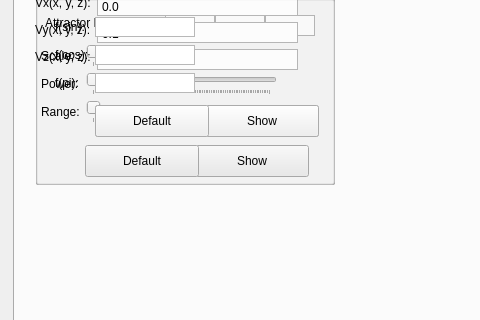
UMLComputerGraphics/GraphicsProject, file src/Qt/mainwindow.ui: the form before one commit; both pictures show x 0 to 480 and y 201 to 521 of the 627 by 683 pixel window.
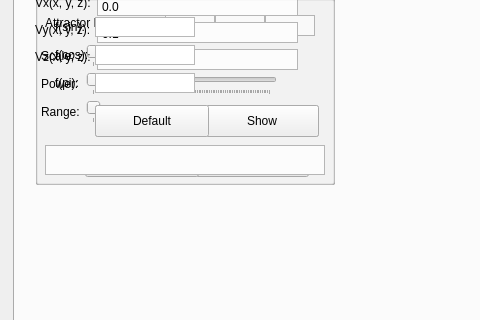
The form after the commit. The open tabs and pages were chosen to show the change.

Commit message: Another color optino added ot UI

What changed in the file:
```diff
--- a/src/Qt/mainwindow.ui
+++ b/src/Qt/mainwindow.ui
@@ -1100,6 +1100,28 @@
         </item>
        </layout>
       </widget>
+      <widget class="QPlainTextEdit" name="udfMessageBox">
+       <property name="geometry">
+        <rect>
+         <x>10</x>
+         <y>150</y>
+         <width>280</width>
+         <height>30</height>
+        </rect>
+       </property>
+       <property name="minimumSize">
+        <size>
+         <width>280</width>
+         <height>30</height>
+        </size>
+       </property>
+       <property name="maximumSize">
+        <size>
+         <width>280</width>
+         <height>30</height>
+        </size>
+       </property>
+      </widget>
      </widget>
      <widget class="QGroupBox" name="tornadoParamsGroup">
       <property name="geometry">
```
Left out of the diff: 15 changed lines with no effect on the pictures. The commit also changes 6 other files.
